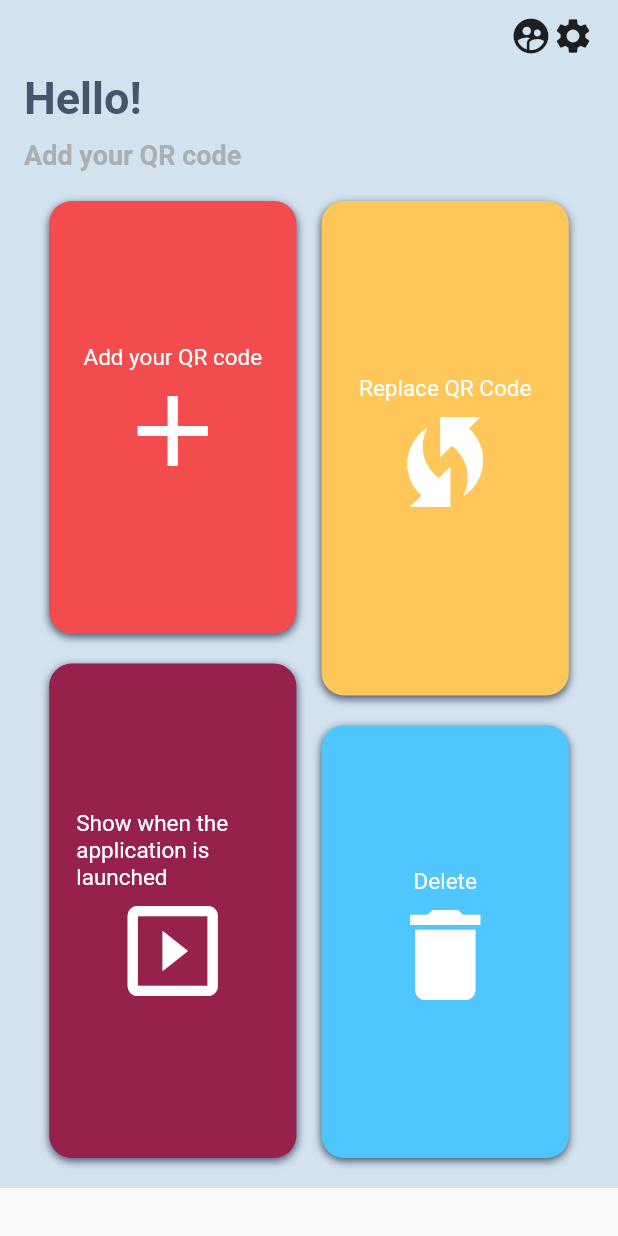
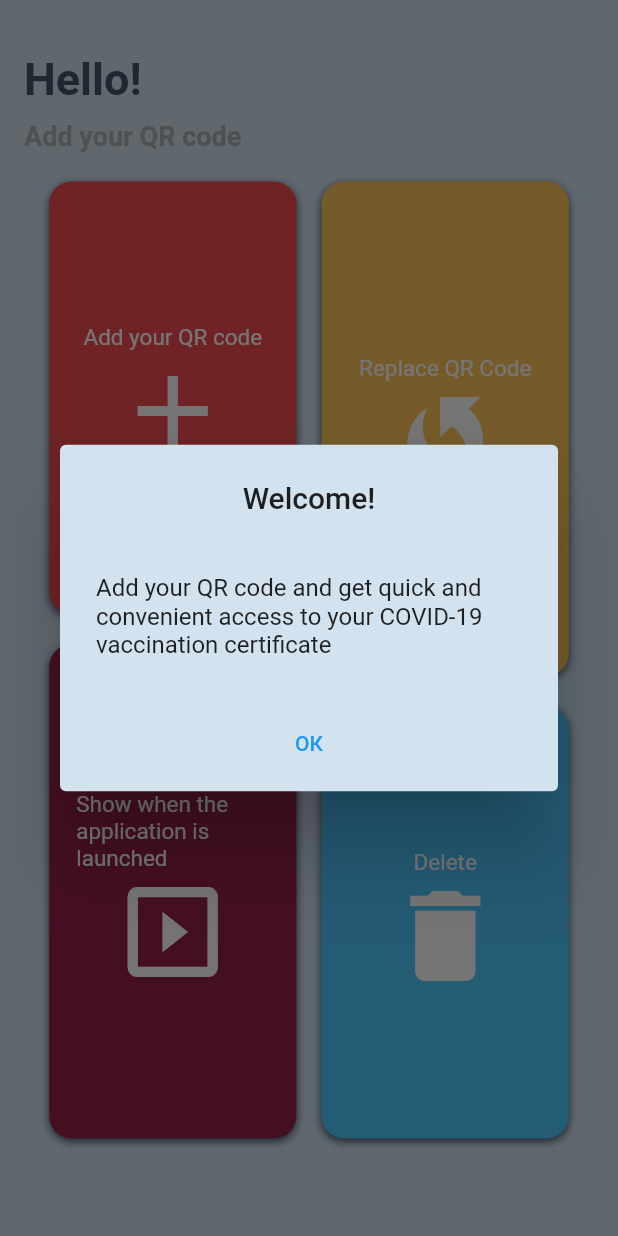
Before and after one commit to Lexx96/My_QR_code, a Flutter app: the screen it shows after launch, on a phone screen of 412 x 824 dp. Run offline on Flutter 3.47's test engine with Material 2 defaults, Android fonts, the phone set to English and light mode, and no system bars; our stand-ins replace adaptive_theme, image_picker, qr_flutter, shared_preferences, webview_flutter; missing offline and left inert: qr_code_scanner, r_scan.

Commit message:
Рефакторинг, добавлен пакет adaptive_theme

```diff
--- a/lib/main.dart
+++ b/lib/main.dart
@@ -1,6 +1,9 @@
+import 'package:adaptive_theme/adaptive_theme.dart';
 import 'package:flutter/material.dart';
 import 'package:flutter_localizations/flutter_localizations.dart';
 import 'package:qr_coder/utils/main_navigation/main_navigation.dart';
+import 'package:qr_coder/utils/themes/my_dark_theme.dart';
+import 'package:qr_coder/utils/themes/my_light_theme.dart';
 import 'generated/l10n.dart';
 import 'modules/main_screen/service/main_screen_service.dart';
 
@@ -19,7 +22,11 @@ class Home extends StatelessWidget {
 
   @override
   Widget build(BuildContext context) {
-    return MaterialApp(
+    return AdaptiveTheme(
+      light: myLightTheme,
+      dark: myDarkTheme,
+      initial: AdaptiveThemeMode.light,
+      builder: (ThemeData light, ThemeData dark) => MaterialApp(
         localizationsDelegates: const [
           S.delegate,
           GlobalMaterialLocalizations.delegate,
@@ -27,8 +34,14 @@ class Home extends StatelessWidget {
           GlobalWidgetsLocalizations.delegate,
         ],
         supportedLocales: S.delegate.supportedLocales,
+        localeResolutionCallback: (locales, supportedLocales) {
+          if (locales == null) {
+            return supportedLocales.first;
+          }
+        },
         routes: MainNavigation().routes,
         initialRoute: initialRoute,
+      ),
     );
   }
 }
--- a/lib/modules/main_screen/bloc/main_screen_bloc.dart
+++ b/lib/modules/main_screen/bloc/main_screen_bloc.dart
@@ -8,6 +8,11 @@ class MainScreenBloc {
   final _mainScreenStreamController = StreamController<MainScreenState>();
   Stream<MainScreenState> get mainScreenStreamController =>
       _mainScreenStreamController.stream;
+
+  final _mainScreenIsFirstExitStreamController =
+      StreamController<MainScreenState>();
+  Stream<MainScreenState> get mainScreenIsFirstExitStreamController =>
+      _mainScreenIsFirstExitStreamController.stream;
 
   /// Проверка наличия и получение URL из SharedPreferences
   void getURLFromSharedPreferences() async {
@@ -63,11 +68,11 @@ class MainScreenBloc {
     await MainScreenService().readeIsFirstExitService().then(
       (_isFirstExit) {
         if (_isFirstExit != true) {
-          _mainScreenStreamController.sink.add(
+          _mainScreenIsFirstExitStreamController.sink.add(
             MainScreenState.isFirstExitFromSharedPreferencesState(true),
           );
         } else {
-          _mainScreenStreamController.sink.add(
+          _mainScreenIsFirstExitStreamController.sink.add(
             MainScreenState.isFirstExitFromSharedPreferencesState(false),
           );
         }
--- a/lib/modules/main_screen/main_screen.dart
+++ b/lib/modules/main_screen/main_screen.dart
@@ -6,6 +6,7 @@ import 'package:qr_coder/modules/main_screen/widgets/card_widget.dart';
 import 'package:qr_coder/modules/main_screen/widgets/show_dialog_widget.dart';
 import 'package:qr_coder/modules/show_qr_code_screen/show_qr_code_screen.dart';
 import 'package:qr_coder/utils/main_navigation/main_navigation.dart';
+import 'package:qr_coder/utils/themes/my_light_theme.dart';
 import 'bloc/main_screen_bloc.dart';
 import 'bloc/main_screen_state.dart';
 import 'service/main_screen_service.dart';
@@ -34,30 +35,21 @@ class _MainScreenState extends State<MainScreen> {
 
   @override
   Widget build(BuildContext context) {
-    Future.delayed(Duration.zero).whenComplete(
-      () => _bloc.getURLFromSharedPreferences(),
-    );
+    _bloc.getURLFromSharedPreferences();
 
     return WillPopScope(
       onWillPop: () => exit(0),
       child: Scaffold(
-        body: StreamBuilder(
+        backgroundColor: ColorsLightTheme.scaffoldBackgroundColor,
+        body: Stack(
+          children: [
+            StreamBuilder(
               stream: _bloc.mainScreenStreamController,
               builder: (BuildContext context, AsyncSnapshot snapshot) {
                 if (snapshot.data is ReadURLFromSharedPreferencesState) {
-              final _data = snapshot.data as ReadURLFromSharedPreferencesState;
+                  final _data =
+                      snapshot.data as ReadURLFromSharedPreferencesState;
                   _url = _data.url;
-            }
-
-            if (snapshot.data is IsFirstExitFromSharedPreferencesState) {
-              final _data =
-                  snapshot.data as IsFirstExitFromSharedPreferencesState;
-              _isFirstExit = _data.isFirstExit;
-              if (_isFirstExit) {
-                Future.delayed(Duration.zero).whenComplete(
-                  () => _showMessage(),
-                );
-              }
                 }
 
                 if (snapshot.data is ReadURLFromGalleryState) {
@@ -86,30 +78,13 @@ class _MainScreenState extends State<MainScreen> {
 
                 return ListView(
                   children: [
-                Container(
-                  color: const Color.fromRGBO(210, 226, 239, 1.0),
-                  child: Padding(
+                    Padding(
                       padding: const EdgeInsets.only(
-                        left: 16.0, right: 16.0, top: 10.0),
+                          left: 16.0, right: 16.0, top: 35.0),
                       child: Column(
+                        mainAxisAlignment: MainAxisAlignment.center,
                         crossAxisAlignment: CrossAxisAlignment.start,
                         children: [
-                        Row(
-                          mainAxisAlignment: MainAxisAlignment.end,
-                          children: const [
-                            Icon(
-                              Icons.supervised_user_circle,
-                              size: 28.0,
-                            ),
-                            Icon(
-                              Icons.settings,
-                              size: 28.0,
-                            ),
-                          ],
-                        ),
-                        const SizedBox(
-                          height: 10.0,
-                        ),
                           Row(
                             mainAxisAlignment: MainAxisAlignment.start,
                             children: [
@@ -118,7 +93,7 @@ class _MainScreenState extends State<MainScreen> {
                                 style: const TextStyle(
                                   fontSize: 30.0,
                                   fontWeight: FontWeight.bold,
-                                color: Color.fromRGBO(71, 84, 108, 1),
+                                  color: ColorsLightTheme.mainTextColor,
                                 ),
                               ),
                             ],
@@ -133,7 +108,7 @@ class _MainScreenState extends State<MainScreen> {
                             style: const TextStyle(
                               fontSize: 18.0,
                               fontWeight: FontWeight.bold,
-                            color: Color.fromRGBO(171, 175, 178, 1),
+                              color: ColorsLightTheme.textColor,
                             ),
                             maxLines: 1,
                           ),
@@ -146,11 +121,11 @@ class _MainScreenState extends State<MainScreen> {
                                   children: [
                                     _url != null
                                         ? InkWell(
-                                          splashColor: Colors.red,
                                             onTap: () =>
                                                 Navigator.of(context).push(
                                               MaterialPageRoute(
-                                              builder: (_) => ShowQRCodeScreen(
+                                                builder: (_) =>
+                                                    ShowQRCodeScreen(
                                                   url: _url,
                                                   isShowButtonExit: true,
                                                 ),
@@ -159,8 +134,8 @@ class _MainScreenState extends State<MainScreen> {
                                             child: CardWidget(
                                               title: S.of(context).showQR,
                                               description: '',
-                                            color: const Color.fromRGBO(
-                                                242, 76, 78, 1),
+                                              color:
+                                                  ColorsLightTheme.cardColor1,
                                               height: 0.35,
                                               context: context,
                                               icon: Icons.qr_code,
@@ -185,12 +160,13 @@ class _MainScreenState extends State<MainScreen> {
                                               functionCenterBottom: () {
                                                 Navigator.of(context).pop();
                                                 _bloc.choicePickImage();
-                                              }),
+                                              },
+                                            ),
                                             child: CardWidget(
                                               title: S.of(context).addQR,
                                               description: '',
-                                            color: const Color.fromRGBO(
-                                                242, 76, 78, 1),
+                                              color:
+                                                  ColorsLightTheme.cardColor1,
                                               height: 0.35,
                                               context: context,
                                               icon: Icons.add,
@@ -223,11 +199,13 @@ class _MainScreenState extends State<MainScreen> {
                                                 centerButtonIcon:
                                                     _isShowQRCodeScreen == false
                                                         ? const Icon(
-                                                          Icons.visibility_off,
+                                                            Icons
+                                                                .visibility_off,
                                                             color: Colors.green,
                                                           )
                                                         : const Icon(
-                                                          Icons.visibility_off,
+                                                            Icons
+                                                                .visibility_off,
                                                           ),
                                                 functionTopButton: () async {
                                                   await MainScreenService()
@@ -247,8 +225,7 @@ class _MainScreenState extends State<MainScreen> {
                                       child: CardWidget(
                                         title: S.of(context).showWhenStarted,
                                         description: '',
-                                      color:
-                                          const Color.fromRGBO(150, 33, 75, 1),
+                                        color: ColorsLightTheme.cardColor2,
                                         height: 0.4,
                                         context: context,
                                         icon: Icons.slideshow,
@@ -271,7 +248,8 @@ class _MainScreenState extends State<MainScreen> {
                                                     const Icon(Icons.slideshow),
                                                 functionTopButton: () {
                                                   Navigator.of(context).pop();
-                                                Navigator.of(context).pushNamed(
+                                                  Navigator.of(context)
+                                                      .pushNamed(
                                                           MainNavigationRouteName
                                                               .viewScreen);
                                                 },
@@ -284,8 +262,7 @@ class _MainScreenState extends State<MainScreen> {
                                       child: CardWidget(
                                         title: S.of(context).replaceQR,
                                         description: '',
-                                      color:
-                                          const Color.fromRGBO(255, 199, 89, 1),
+                                        color: ColorsLightTheme.cardColor3,
                                         height: 0.4,
                                         context: context,
                                         icon: Icons.wifi_protected_setup,
@@ -317,8 +294,7 @@ class _MainScreenState extends State<MainScreen> {
                                       child: CardWidget(
                                         title: S.of(context).delete,
                                         description: '',
-                                      color:
-                                          const Color.fromRGBO(79, 199, 254, 1),
+                                        color: ColorsLightTheme.cardColor4,
                                         height: 0.35,
                                         context: context,
                                         icon: Icons.delete,
@@ -332,10 +308,28 @@ class _MainScreenState extends State<MainScreen> {
                         ],
                       ),
                     ),
-                ),
                   ],
                 );
               },
+            ),
+            StreamBuilder(
+              stream: _bloc.mainScreenIsFirstExitStreamController,
+              builder: (BuildContext context, AsyncSnapshot snapshot) {
+                if (snapshot.data is IsFirstExitFromSharedPreferencesState) {
+                  final _data =
+                      snapshot.data as IsFirstExitFromSharedPreferencesState;
+                  _isFirstExit = _data.isFirstExit;
+
+                  if (_isFirstExit) {
+                    Future.delayed(Duration.zero).whenComplete(
+                      () => _showMessage(),
+                    );
+                  }
+                }
+                return const SizedBox.shrink();
+              },
+            ),
+          ],
         ),
       ),
     );
--- /dev/null
+++ b/lib/utils/themes/my_dark_theme.dart
@@ -0,0 +1,7 @@
+import 'package:flutter/material.dart';
+
+/// Класс настроей цветов преложения
+abstract class ColorsDarkTheme {}
+
+/// Переменная для переопределения темы приложения
+final myDarkTheme = ThemeData.dark().copyWith();
--- /dev/null
+++ b/lib/utils/themes/my_light_theme.dart
@@ -0,0 +1,16 @@
+import 'package:flutter/material.dart';
+
+/// Класс настроей цветов преложения
+abstract class ColorsLightTheme {
+  static const Color scaffoldBackgroundColor =
+      Color.fromRGBO(210, 226, 239, 1.0);
+  static const Color mainTextColor = Color.fromRGBO(71, 84, 108, 1);
+  static const Color textColor = Color.fromRGBO(171, 175, 178, 1);
+  static const Color cardColor1 = Color.fromRGBO(242, 76, 78, 1);
+  static const Color cardColor2 = Color.fromRGBO(150, 33, 75, 1);
+  static const Color cardColor3 = Color.fromRGBO(255, 199, 89, 1);
+  static const Color cardColor4 = Color.fromRGBO(79, 199, 254, 1);
+}
+
+/// Переменная для переопределения темы приложения
+final myLightTheme = ThemeData.light().copyWith();
--- a/pubspec.yaml
+++ b/pubspec.yaml
@@ -47,6 +47,7 @@ dependencies:
   # Use with the CupertinoIcons class for iOS style icons.
   cupertino_icons: ^1.0.2
   dartdoc: ^4.1.0
+  adaptive_theme: ^2.3.0
 
 dev_dependencies:
   flutter_test:
```
Also changed, not shown: lib/modules/qr_view_screen/qr_view_screen.dart (+12 -22 lines), lib/modules/qr_view_screen/widgets/elevated_button_widget.dart (added, +28 -0 lines), lib/modules/show_qr_code_screen/show_qr_code_screen.dart (+10 -4 lines), lib/modules/main_screen/widgets/show_actions_widget.dart (deleted), pubspec.lock. Lines whose indentation alone changed are shown as unchanged.
